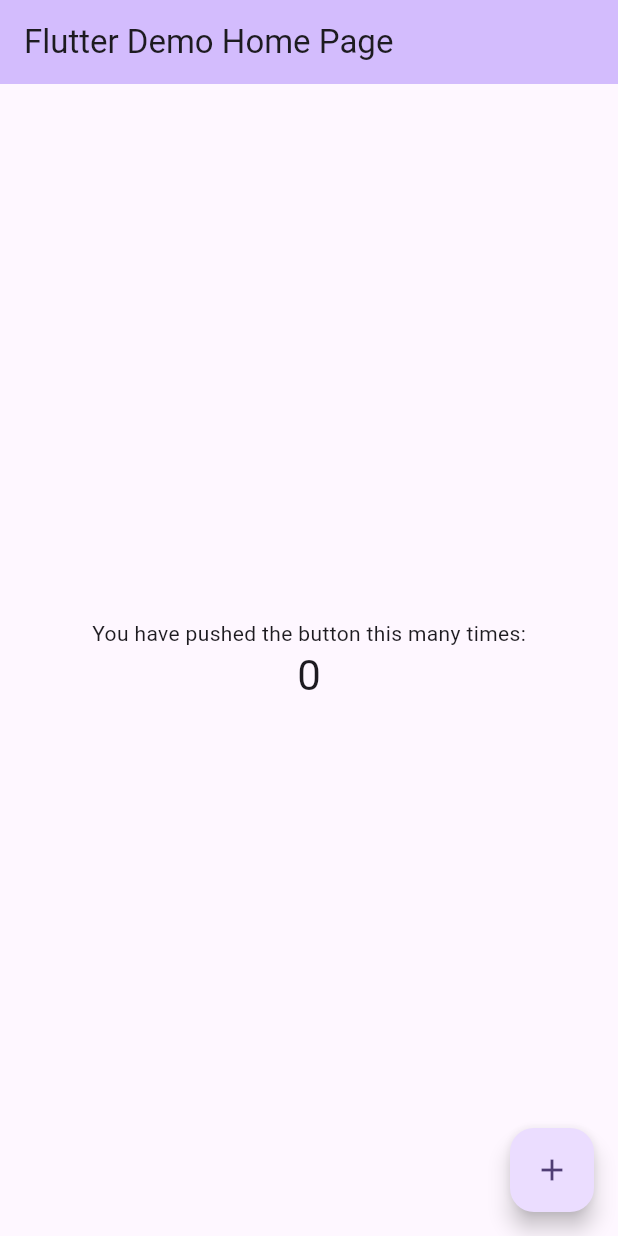
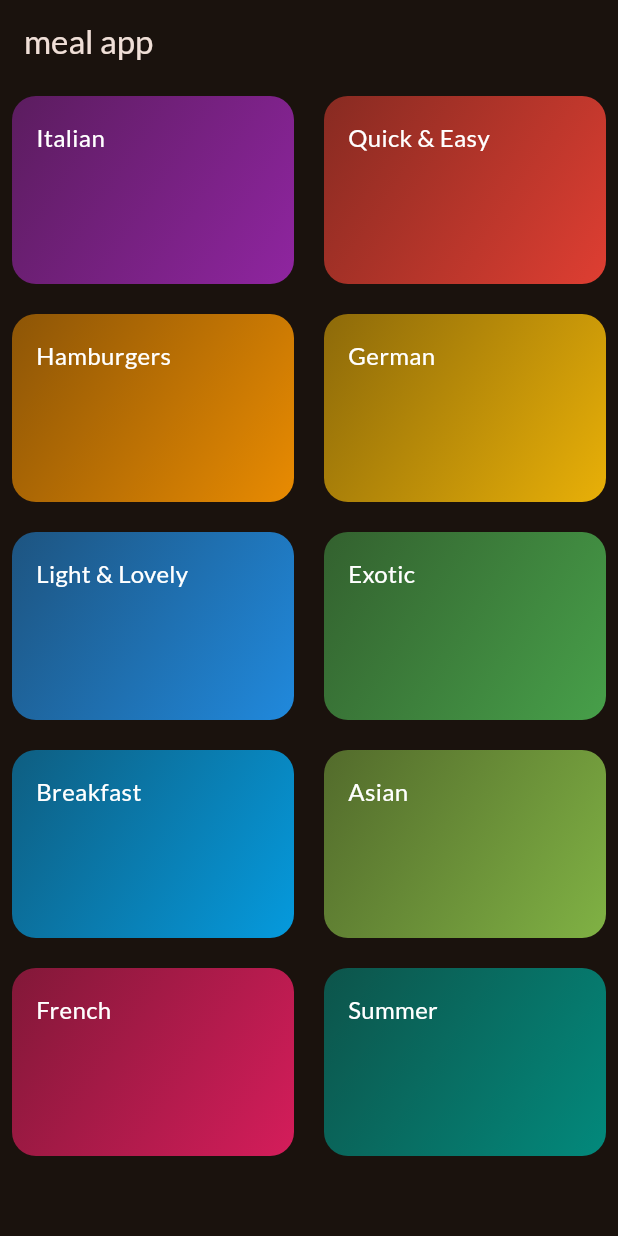
Before and after one commit to azutsavv/meal_app_new, a Flutter app: the screen it shows after launch, on a phone screen of 412 x 824 dp. Run offline on Flutter 3.47's test engine with Material 2 defaults, Android fonts, the light colour scheme and no system bars; our stand-ins replace google_fonts.

Commit message:
grid tile complete, enhancinng tile view

```diff
--- /dev/null
+++ b/lib/Screenn/categories.dart
@@ -0,0 +1,35 @@
+
+import 'package:flutter/material.dart';
+import 'package:new_meal_app/data/dummy_data.dart';
+import 'package:new_meal_app/widgets/category_grid_item.dart';
+
+
+class CategoryScreen extends StatelessWidget {
+  const CategoryScreen({super.key});
+
+  @override
+  Widget build(BuildContext context) {
+    return Scaffold(
+      appBar: AppBar(
+        title: const Text("meal app"),
+      ),
+
+      body: GridView(
+        padding:const  EdgeInsets.all(8),
+        gridDelegate: const SliverGridDelegateWithFixedCrossAxisCount(
+          crossAxisCount: 2,
+          childAspectRatio:3/2 ,
+          crossAxisSpacing: 20,
+          mainAxisSpacing: 20,
+        ),
+
+        children: [
+          for(final category in availableCategories)
+           CategoryGridItems(category: category)
+        ],
+
+
+        ),
+    );
+  }
+}
--- /dev/null
+++ b/lib/data/dummy_data.dart
@@ -0,0 +1,55 @@
+import 'package:flutter/material.dart';
+import 'package:new_meal_app/models/catergory.dart';
+
+final availableCategories = [
+  Category(
+    id: 'c1',
+    title: 'Italian',
+    color: Colors.purple,
+  ),
+  Category(
+    id: 'c2',
+    title: 'Quick & Easy',
+    color: Colors.red,
+  ),
+  Category(
+    id: 'c3',
+    title: 'Hamburgers',
+    color: Colors.orange,
+  ),
+  Category(
+    id: 'c4',
+    title: 'German',
+    color: Colors.amber,
+  ),
+  Category(
+    id: 'c5',
+    title: 'Light & Lovely',
+    color: Colors.blue,
+  ),
+  Category(
+    id: 'c6',
+    title: 'Exotic',
+    color: Colors.green,
+  ),
+  Category(
+    id: 'c7',
+    title: 'Breakfast',
+    color: Colors.lightBlue,
+  ),
+  Category(
+    id: 'c8',
+    title: 'Asian',
+    color: Colors.lightGreen,
+  ),
+  Category(
+    id: 'c9',
+    title: 'French',
+    color: Colors.pink,
+  ),
+  Category(
+    id: 'c10',
+    title: 'Summer',
+    color: Colors.teal,
+  ),
+];
--- a/lib/main.dart
+++ b/lib/main.dart
@@ -1,125 +1,29 @@
 import 'package:flutter/material.dart';
 
+import 'package:google_fonts/google_fonts.dart';
+import 'package:new_meal_app/Screenn/categories.dart';
+
+final theme = ThemeData(
+  useMaterial3: true,
+  colorScheme: ColorScheme.fromSeed(
+    brightness: Brightness.dark,
+    seedColor: const Color.fromARGB(255, 131, 57, 0),
+  ),
+  textTheme: GoogleFonts.latoTextTheme(),
+);
+
 void main() {
-  runApp(const MyApp());
+  runApp(const App());
 }
 
-class MyApp extends StatelessWidget {
-  const MyApp({super.key});
+class App extends StatelessWidget {
+  const App({super.key});
 
-  // This widget is the root of your application.
   @override
   Widget build(BuildContext context) {
     return MaterialApp(
-      title: 'Flutter Demo',
-      theme: ThemeData(
-        // This is the theme of your application.
-        //
-        // TRY THIS: Try running your application with "flutter run". You'll see
-        // the application has a blue toolbar. Then, without quitting the app,
-        // try changing the seedColor in the colorScheme below to Colors.green
-        // and then invoke "hot reload" (save your changes or press the "hot
-        // reload" button in a Flutter-supported IDE, or press "r" if you used
-        // the command line to start the app).
-        //
-        // Notice that the counter didn't reset back to zero; the application
-        // state is not lost during the reload. To reset the state, use hot
-        // restart instead.
-        //
-        // This works for code too, not just values: Most code changes can be
-        // tested with just a hot reload.
-        colorScheme: ColorScheme.fromSeed(seedColor: Colors.deepPurple),
-        useMaterial3: true,
-      ),
-      home: const MyHomePage(title: 'Flutter Demo Home Page'),
+      theme: theme,
+      home: const CategoryScreen(),
     );
   }
 }
-
-class MyHomePage extends StatefulWidget {
-  const MyHomePage({super.key, required this.title});
-
-  // This widget is the home page of your application. It is stateful, meaning
-  // that it has a State object (defined below) that contains fields that affect
-  // how it looks.
-
-  // This class is the configuration for the state. It holds the values (in this
-  // case the title) provided by the parent (in this case the App widget) and
-  // used by the build method of the State. Fields in a Widget subclass are
-  // always marked "final".
-
-  final String title;
-
-  @override
-  State<MyHomePage> createState() => _MyHomePageState();
-}
-
-class _MyHomePageState extends State<MyHomePage> {
-  int _counter = 0;
-
-  void _incrementCounter() {
-    setState(() {
-      // This call to setState tells the Flutter framework that something has
-      // changed in this State, which causes it to rerun the build method below
-      // so that the display can reflect the updated values. If we changed
-      // _counter without calling setState(), then the build method would not be
-      // called again, and so nothing would appear to happen.
-      _counter++;
-    });
-  }
-
-  @override
-  Widget build(BuildContext context) {
-    // This method is rerun every time setState is called, for instance as done
-    // by the _incrementCounter method above.
-    //
-    // The Flutter framework has been optimized to make rerunning build methods
-    // fast, so that you can just rebuild anything that needs updating rather
-    // than having to individually change instances of widgets.
-    return Scaffold(
-      appBar: AppBar(
-        // TRY THIS: Try changing the color here to a specific color (to
-        // Colors.amber, perhaps?) and trigger a hot reload to see the AppBar
-        // change color while the other colors stay the same.
-        backgroundColor: Theme.of(context).colorScheme.inversePrimary,
-        // Here we take the value from the MyHomePage object that was created by
-        // the App.build method, and use it to set our appbar title.
-        title: Text(widget.title),
-      ),
-      body: Center(
-        // Center is a layout widget. It takes a single child and positions it
-        // in the middle of the parent.
-        child: Column(
-          // Column is also a layout widget. It takes a list of children and
-          // arranges them vertically. By default, it sizes itself to fit its
-          // children horizontally, and tries to be as tall as its parent.
-          //
-          // Column has various properties to control how it sizes itself and
-          // how it positions its children. Here we use mainAxisAlignment to
-          // center the children vertically; the main axis here is the vertical
-          // axis because Columns are vertical (the cross axis would be
-          // horizontal).
-          //
-          // TRY THIS: Invoke "debug painting" (choose the "Toggle Debug Paint"
-          // action in the IDE, or press "p" in the console), to see the
-          // wireframe for each widget.
-          mainAxisAlignment: MainAxisAlignment.center,
-          children: <Widget>[
-            const Text(
-              'You have pushed the button this many times:',
-            ),
-            Text(
-              '$_counter',
-              style: Theme.of(context).textTheme.headlineMedium,
-            ),
-          ],
-        ),
-      ),
-      floatingActionButton: FloatingActionButton(
-        onPressed: _incrementCounter,
-        tooltip: 'Increment',
-        child: const Icon(Icons.add),
-      ), // This trailing comma makes auto-formatting nicer for build methods.
-    );
-  }
-}
--- /dev/null
+++ b/lib/models/catergory.dart
@@ -0,0 +1,12 @@
+import 'package:flutter/material.dart';
+
+class Category {
+  Category({
+    this.color = Colors.purpleAccent ,
+    required this.id,
+    required this.title});
+
+  final String id;
+  final String title;
+  final Color color;
+}
--- /dev/null
+++ b/lib/widgets/category_grid_item.dart
@@ -0,0 +1,36 @@
+import 'package:flutter/material.dart';
+import 'package:new_meal_app/models/catergory.dart';
+
+class CategoryGridItems extends StatelessWidget {
+  const CategoryGridItems({super.key, required this.category});
+
+  final Category category;
+
+  @override
+  Widget build(BuildContext context) {
+   return InkWell(
+    onTap: (){},
+    splashColor: Theme.of(context).primaryColor,
+    borderRadius: BorderRadius.circular(16),
+      child: Container(
+        padding: const EdgeInsets.all(16),
+        decoration: BoxDecoration(
+          borderRadius:BorderRadius.circular(16),
+          gradient: LinearGradient(
+            colors: [
+              category.color.withOpacity(0.5),
+              category.color.withOpacity(0.9),
+            ],
+            begin: Alignment.topLeft,
+            end: Alignment.bottomRight,
+          )
+        ),
+        child: Text(category.title,
+         style:const TextStyle(
+            color: Colors.white,
+            fontSize: 16
+         ),),
+      ),
+    );
+  }
+}
--- a/pubspec.yaml
+++ b/pubspec.yaml
@@ -35,6 +35,7 @@
   # The following adds the Cupertino Icons font to your application.
   # Use with the CupertinoIcons class for iOS style icons.
   cupertino_icons: ^1.0.2
+  google_fonts: ^6.1.0
 
 dev_dependencies:
   flutter_test:
```
Also changed, not shown: pubspec.lock, 2 other files.
